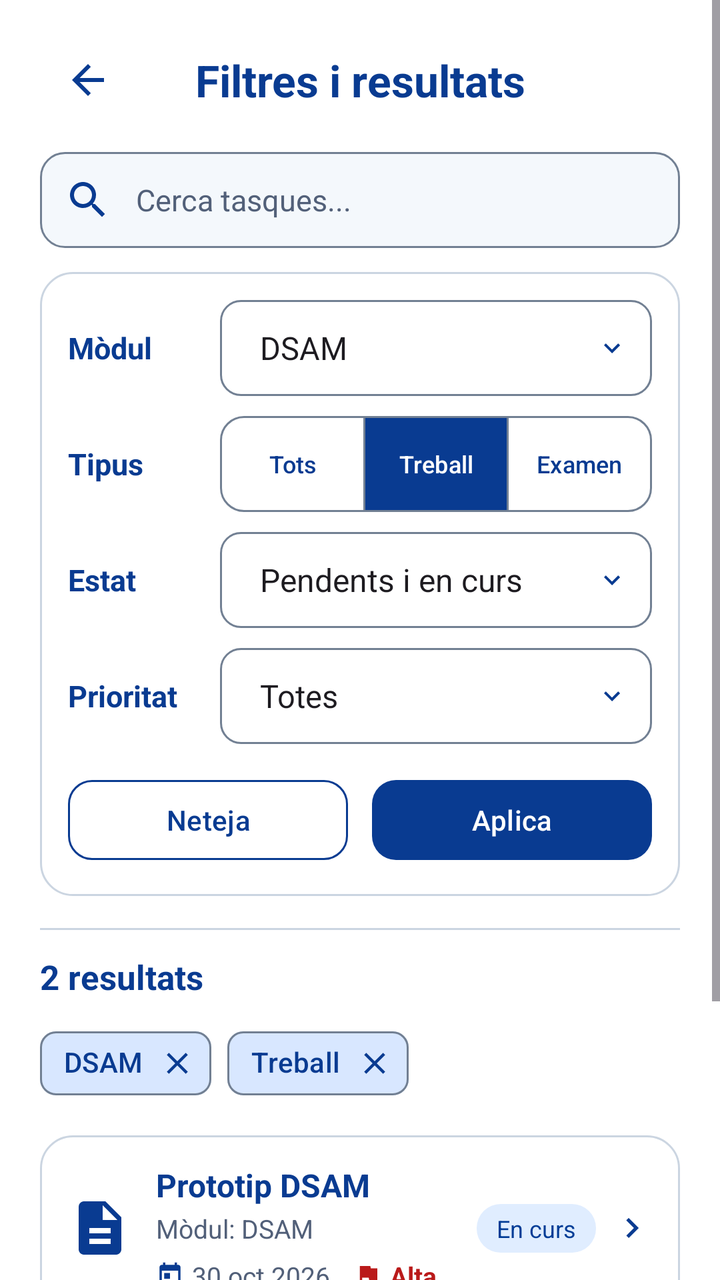
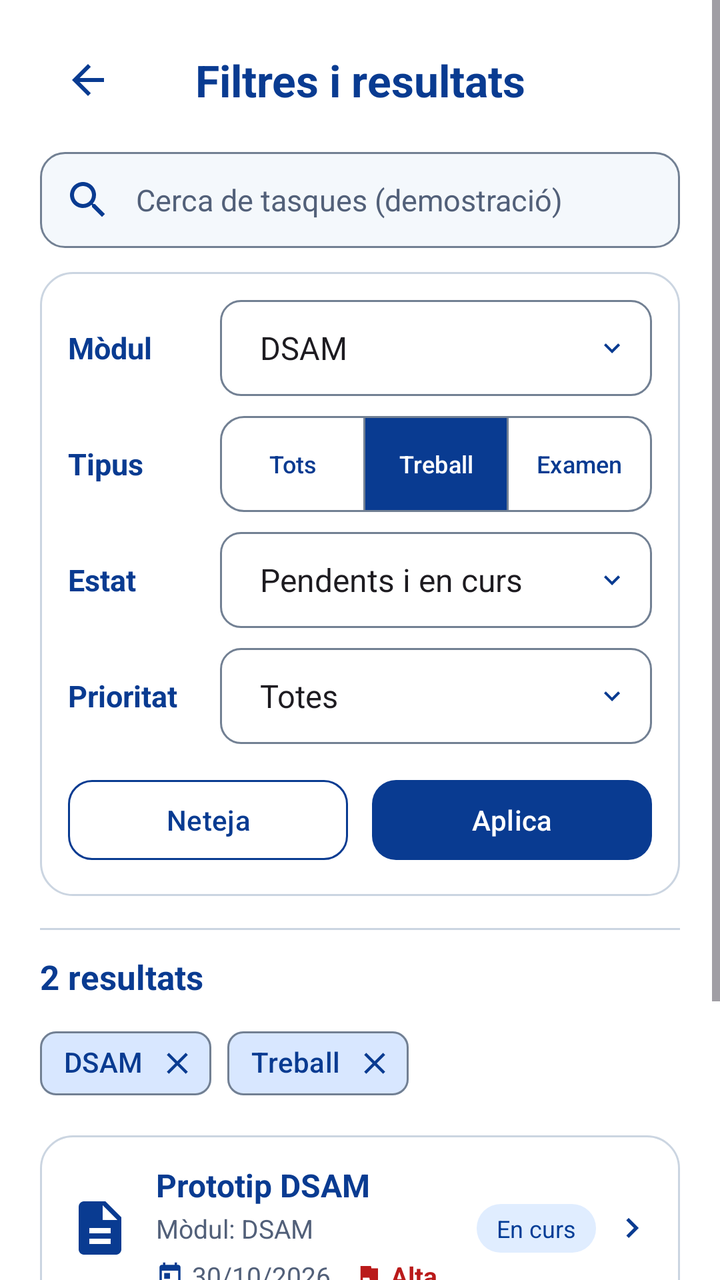

Before-and-after screenshots of an Android layout around one commit, followed by the original layout XML and the change that was made.
<!-- AndroidManifest.xml: activity theme Theme.Stutager.Surface -->
<!-- res/layout/activity_filters.xml -->
<ScrollView xmlns:android="http://schemas.android.com/apk/res/android"
    xmlns:app="http://schemas.android.com/apk/res-auto"
    android:layout_width="match_parent"
    android:layout_height="match_parent"
    android:fillViewport="true">

    <LinearLayout
        android:id="@+id/filtersContent"
        android:layout_width="match_parent"
        android:layout_height="wrap_content"
        android:orientation="vertical"
        android:paddingHorizontal="20dp"
        android:paddingTop="16dp"
        android:paddingBottom="20dp">

        <LinearLayout
            android:layout_width="match_parent"
            android:layout_height="wrap_content"
            android:gravity="center_vertical"
            android:orientation="horizontal">

            <androidx.appcompat.widget.AppCompatImageButton
                android:id="@+id/backFiltersButton"
                android:clickable="true"
                android:focusable="true"
                android:layout_width="48dp"
                android:layout_height="48dp"
                android:background="?attr/selectableItemBackgroundBorderless"
                android:contentDescription="@string/preferences_back"
                android:padding="12dp"
                app:srcCompat="@drawable/ic_arrow_back"
                app:tint="?attr/colorSecondary" />

            <TextView
                android:layout_width="0dp"
                android:layout_height="wrap_content"
                android:layout_weight="1"
                android:gravity="center"
                android:text="@string/filters_title"
                android:textColor="?attr/colorSecondary"
                android:textSize="22sp"
                android:textStyle="bold" />

            <Space
                android:layout_width="48dp"
                android:layout_height="1dp" />

        </LinearLayout>

        <androidx.appcompat.widget.AppCompatEditText
            android:id="@+id/filterSearchEditText"
            android:importantForAutofill="no"
            android:layout_width="match_parent"
            android:layout_height="wrap_content"
            android:layout_marginTop="12dp"
            android:layout_marginBottom="12dp"
            android:background="@drawable/bg_input_field"
            android:drawableStart="@drawable/ic_search"
            android:drawablePadding="12dp"
            android:drawableTint="?attr/colorSecondary"
            android:hint="@string/search_tasks_hint"
            android:imeOptions="actionSearch"
            android:inputType="text|textCapSentences"
            android:maxLines="1"
            android:minHeight="48dp"
            android:padding="12dp"
            android:textColor="?attr/colorOnSurface"
            android:textColorHint="?attr/colorOnSurfaceVariant"
            android:textSize="15sp" />

        <LinearLayout
            android:layout_width="match_parent"
            android:layout_height="wrap_content"
            android:background="@drawable/bg_card_rounded"
            android:orientation="vertical"
            android:padding="14dp">

            <LinearLayout
                android:layout_width="match_parent"
                android:layout_height="wrap_content"
                android:gravity="center_vertical"
                android:orientation="horizontal">

                <TextView
                    android:layout_width="76dp"
                    android:layout_height="wrap_content"
                    android:labelFor="@id/moduleFilterSpinner"
                    android:text="@string/module_label"
                    android:textColor="?attr/colorSecondary"
                    android:textSize="15sp"
                    android:textStyle="bold" />

                <Spinner
                    android:id="@+id/moduleFilterSpinner"
                    android:layout_width="0dp"
                    android:layout_height="wrap_content"
                    android:layout_weight="1"
                    android:background="@drawable/bg_spinner_outline"
                    android:entries="@array/filter_module_options"
                    android:minHeight="48dp"
                    android:minWidth="48dp"
                    android:paddingStart="12dp"
                    android:paddingEnd="36dp"
                    android:spinnerMode="dropdown" />

            </LinearLayout>

            <LinearLayout
                android:layout_width="match_parent"
                android:layout_height="wrap_content"
                android:layout_marginTop="10dp"
                android:gravity="center_vertical"
                android:orientation="horizontal">

                <TextView
                    android:layout_width="76dp"
                    android:layout_height="wrap_content"
                    android:text="@string/type_label"
                    android:textColor="?attr/colorSecondary"
                    android:textSize="15sp"
                    android:textStyle="bold" />

                <com.google.android.material.button.MaterialButtonToggleGroup
                    android:id="@+id/typeFilterToggleGroup"
                    android:layout_width="0dp"
                    android:layout_height="wrap_content"
                    android:layout_weight="1"
                    app:checkedButton="@id/typeFilterWorksButton"
                    app:selectionRequired="true"
                    app:singleSelection="true">

                    <com.google.android.material.button.MaterialButton
                        android:id="@+id/typeFilterAllButton"
                        style="?attr/materialButtonOutlinedStyle"
                        android:layout_width="0dp"
                        android:layout_height="wrap_content"
                        android:layout_weight="1"
                        android:insetTop="0dp"
                        android:insetBottom="0dp"
                        android:minWidth="48dp"
                        android:minHeight="48dp"
                        android:paddingStart="2dp"
                        android:paddingEnd="2dp"
                        android:text="@string/filter_tots"
                        android:textAllCaps="false"
                        android:textColor="@color/toggle_foreground"
                        android:textSize="12sp"
                        app:backgroundTint="@color/toggle_background"
                        app:cornerRadius="12dp"
                        app:strokeColor="?attr/colorOutline"
                        app:strokeWidth="1dp" />

                    <com.google.android.material.button.MaterialButton
                        android:id="@+id/typeFilterWorksButton"
                        style="?attr/materialButtonOutlinedStyle"
                        android:layout_width="0dp"
                        android:layout_height="wrap_content"
                        android:layout_weight="1"
                        android:insetTop="0dp"
                        android:insetBottom="0dp"
                        android:minWidth="48dp"
                        android:minHeight="48dp"
                        android:paddingStart="2dp"
                        android:paddingEnd="2dp"
                        android:text="@string/type_treball"
                        android:textAllCaps="false"
                        android:textColor="@color/toggle_foreground"
                        android:textSize="12sp"
                        app:backgroundTint="@color/toggle_background"
                        app:cornerRadius="12dp"
                        app:strokeColor="?attr/colorOutline"
                        app:strokeWidth="1dp" />

                    <com.google.android.material.button.MaterialButton
                        android:id="@+id/typeFilterExamsButton"
                        style="?attr/materialButtonOutlinedStyle"
                        android:layout_width="0dp"
                        android:layout_height="wrap_content"
                        android:layout_weight="1"
                        android:insetTop="0dp"
                        android:insetBottom="0dp"
                        android:minWidth="48dp"
                        android:minHeight="48dp"
                        android:paddingStart="2dp"
                        android:paddingEnd="2dp"
                        android:text="@string/type_examen"
                        android:textAllCaps="false"
                        android:textColor="@color/toggle_foreground"
                        android:textSize="12sp"
                        app:backgroundTint="@color/toggle_background"
                        app:cornerRadius="12dp"
                        app:strokeColor="?attr/colorOutline"
                        app:strokeWidth="1dp" />

                </com.google.android.material.button.MaterialButtonToggleGroup>

            </LinearLayout>

            <LinearLayout
                android:layout_width="match_parent"
                android:layout_height="wrap_content"
                android:layout_marginTop="10dp"
                android:gravity="center_vertical"
                android:orientation="horizontal">

                <TextView
                    android:layout_width="76dp"
                    android:layout_height="wrap_content"
                    android:labelFor="@id/statusFilterSpinner"
                    android:text="@string/filters_status_label"
                    android:textColor="?attr/colorSecondary"
                    android:textSize="15sp"
                    android:textStyle="bold" />

                <Spinner
                    android:id="@+id/statusFilterSpinner"
                    android:layout_width="0dp"
                    android:layout_height="wrap_content"
                    android:layout_weight="1"
                    android:background="@drawable/bg_spinner_outline"
                    android:entries="@array/filter_status_options"
                    android:minWidth="48dp"
                    android:minHeight="48dp"
                    android:paddingStart="12dp"
                    android:paddingEnd="36dp"
                    android:spinnerMode="dropdown" />

            </LinearLayout>

            <LinearLayout
                android:layout_width="match_parent"
                android:layout_height="wrap_content"
                android:layout_marginTop="10dp"
                android:gravity="center_vertical"
                android:orientation="horizontal">

                <TextView
                    android:layout_width="76dp"
                    android:layout_height="wrap_content"
                    android:labelFor="@id/priorityFilterSpinner"
                    android:text="@string/filters_priority_label"
                    android:textColor="?attr/colorSecondary"
                    android:textSize="15sp"
                    android:textStyle="bold" />

                <Spinner
                    android:id="@+id/priorityFilterSpinner"
                    android:layout_width="0dp"
                    android:layout_height="wrap_content"
                    android:layout_weight="1"
                    android:background="@drawable/bg_spinner_outline"
                    android:entries="@array/filter_priority_options"
                    android:minWidth="48dp"
                    android:minHeight="48dp"
                    android:paddingStart="12dp"
                    android:paddingEnd="36dp"
                    android:spinnerMode="dropdown" />

            </LinearLayout>

            <LinearLayout
                android:layout_width="match_parent"
                android:layout_height="wrap_content"
                android:layout_marginTop="14dp"
                android:orientation="horizontal">

                <com.google.android.material.button.MaterialButton
                    android:id="@+id/clearFiltersButton"
                    style="?attr/materialButtonOutlinedStyle"
                    android:layout_width="0dp"
                android:layout_height="wrap_content"
                    android:layout_marginEnd="12dp"
                    android:layout_weight="1"
                    android:minHeight="48dp"
                    android:text="@string/filters_clear"
                    android:textAllCaps="false"
                    android:textColor="?attr/colorSecondary"
                    app:backgroundTint="?attr/colorSurface"
                    app:cornerRadius="12dp"
                    app:strokeColor="?attr/colorSecondary"
                    app:strokeWidth="1dp" />

                <com.google.android.material.button.MaterialButton
                    android:id="@+id/applyFiltersButton"
                    android:layout_width="0dp"
                android:layout_height="wrap_content"
                    android:layout_weight="1"
                    android:minHeight="48dp"
                    android:text="@string/filters_apply"
                    android:textAllCaps="false"
                    android:textColor="?attr/colorOnSecondary"
                    app:backgroundTint="?attr/colorSecondary"
                    app:cornerRadius="12dp" />

            </LinearLayout>

        </LinearLayout>

        <View
            android:layout_width="match_parent"
            android:layout_height="1dp"
            android:layout_marginTop="16dp"
            android:layout_marginBottom="12dp"
            android:background="?attr/colorOutlineVariant" />

        <TextView
            android:id="@+id/tvFilterResultsCount"
            android:layout_width="match_parent"
            android:layout_height="wrap_content"
            android:text="@string/filters_results_count"
            android:textColor="?attr/colorSecondary"
            android:textSize="17sp"
            android:textStyle="bold" />

        <com.google.android.material.chip.ChipGroup
            android:layout_width="match_parent"
            android:layout_height="wrap_content"
            android:layout_marginTop="8dp"
            android:layout_marginBottom="12dp">

            <com.google.android.material.chip.Chip
                android:id="@+id/moduleFilterChip"
                style="@style/Widget.Material3.Chip.Input"
                android:layout_width="wrap_content"
                android:layout_height="wrap_content"
                android:text="@string/filters_module_dsam"
                android:textColor="?attr/colorSecondary"
                app:chipBackgroundColor="?attr/colorPrimaryContainer"
                app:closeIconTint="?attr/colorSecondary"
                app:closeIconVisible="true"
                app:ensureMinTouchTargetSize="true" />

            <com.google.android.material.chip.Chip
                android:id="@+id/typeFilterChip"
                style="@style/Widget.Material3.Chip.Input"
                android:layout_width="wrap_content"
                android:layout_height="wrap_content"
                android:text="@string/type_treball"
                android:textColor="?attr/colorSecondary"
                app:chipBackgroundColor="?attr/colorPrimaryContainer"
                app:closeIconTint="?attr/colorSecondary"
                app:closeIconVisible="true"
                app:ensureMinTouchTargetSize="true" />

        </com.google.android.material.chip.ChipGroup>

        <LinearLayout
            android:id="@+id/firstFilterResult"
            android:layout_width="match_parent"
            android:layout_height="wrap_content"
            android:background="@drawable/bg_card_rounded"
            android:gravity="center_vertical"
            android:orientation="horizontal"
            android:padding="14dp">

            <androidx.appcompat.widget.AppCompatImageView
                android:layout_width="32dp"
                android:layout_height="32dp"
                android:layout_marginEnd="12dp"
                android:importantForAccessibility="no"
                app:srcCompat="@drawable/ic_document_blue"
                app:tint="?attr/colorSecondary" />

            <LinearLayout
                android:layout_width="0dp"
                android:layout_height="wrap_content"
                android:layout_weight="1"
                android:orientation="vertical">

                <TextView
                    android:layout_width="match_parent"
                    android:layout_height="wrap_content"
                    android:text="@string/task_title_prototip"
                    android:textColor="?attr/colorSecondary"
                    android:textSize="16sp"
                    android:textStyle="bold" />

                <TextView
                    android:layout_width="match_parent"
                    android:layout_height="wrap_content"
                    android:layout_marginTop="2dp"
                    android:text="@string/module_dsam"
                    android:textColor="?attr/colorOnSurfaceVariant"
                    android:textSize="13sp" />

                <LinearLayout
                    android:layout_width="match_parent"
                    android:layout_height="wrap_content"
                    android:layout_marginTop="6dp"
                    android:gravity="center_vertical"
                    android:orientation="horizontal">

                    <androidx.appcompat.widget.AppCompatImageView
                        android:layout_width="14dp"
                        android:layout_height="14dp"
                        android:importantForAccessibility="no"
                        app:srcCompat="@drawable/ic_calendar"
                        app:tint="?attr/colorSecondary" />

                    <TextView
                        android:layout_width="wrap_content"
                        android:layout_height="wrap_content"
                        android:layout_marginStart="4dp"
                        android:layout_marginEnd="12dp"
                        android:text="@string/date_prototip_clean"
                        android:textColor="?attr/colorOnSurfaceVariant"
                        android:textSize="13sp" />

                    <androidx.appcompat.widget.AppCompatImageView
                        android:layout_width="14dp"
                        android:layout_height="14dp"
                        android:importantForAccessibility="no"
                        app:srcCompat="@drawable/ic_flag"
                        app:tint="?attr/colorError" />

                    <TextView
                        android:layout_width="wrap_content"
                        android:layout_height="wrap_content"
                        android:layout_marginStart="4dp"
                        android:text="@string/priority_alta_short"
                        android:textColor="?attr/colorError"
                        android:textSize="13sp"
                        android:textStyle="bold" />

                </LinearLayout>

            </LinearLayout>

            <LinearLayout
                android:layout_width="wrap_content"
                android:layout_height="wrap_content"
                android:gravity="center_vertical"
                android:orientation="horizontal">

                <TextView
                    android:layout_width="wrap_content"
                    android:layout_height="wrap_content"
                    android:background="@drawable/bg_badge_en_curs"
                    android:paddingStart="10dp"
                    android:paddingTop="4dp"
                    android:paddingEnd="10dp"
                    android:paddingBottom="4dp"
                    android:text="@string/status_in_progress"
                    android:textColor="?attr/colorOnSecondaryContainer"
                    android:textSize="12sp" />

                <androidx.appcompat.widget.AppCompatImageView
                    android:layout_width="20dp"
                    android:layout_height="20dp"
                    android:layout_marginStart="8dp"
                    android:importantForAccessibility="no"
                    app:srcCompat="@drawable/ic_chevron_right"
                    app:tint="?attr/colorSecondary" />

            </LinearLayout>

        </LinearLayout>

        <LinearLayout
            android:id="@+id/secondFilterResult"
            android:layout_width="match_parent"
            android:layout_height="wrap_content"
            android:layout_marginTop="10dp"
            android:background="@drawable/bg_card_rounded"
            android:gravity="center_vertical"
            android:orientation="horizontal"
            android:padding="14dp">

            <androidx.appcompat.widget.AppCompatImageView
                android:layout_width="32dp"
                android:layout_height="32dp"
                android:layout_marginEnd="12dp"
                android:importantForAccessibility="no"
                app:srcCompat="@drawable/ic_document_blue"
                app:tint="?attr/colorSecondary" />

            <LinearLayout
                android:layout_width="0dp"
                android:layout_height="wrap_content"
                android:layout_weight="1"
                android:orientation="vertical">

                <TextView
                    android:layout_width="match_parent"
                    android:layout_height="wrap_content"
                    android:text="@string/filters_second_title"
                    android:textColor="?attr/colorSecondary"
                    android:textSize="16sp"
                    android:textStyle="bold" />

                <TextView
                    android:layout_width="match_parent"
                    android:layout_height="wrap_content"
                    android:layout_marginTop="2dp"
                    android:text="@string/module_dsam"
                    android:textColor="?attr/colorOnSurfaceVariant"
                    android:textSize="13sp" />

                <LinearLayout
                    android:layout_width="match_parent"
                    android:layout_height="wrap_content"
                    android:layout_marginTop="6dp"
                    android:gravity="center_vertical"
                    android:orientation="horizontal">

                    <androidx.appcompat.widget.AppCompatImageView
                        android:layout_width="14dp"
                        android:layout_height="14dp"
                        android:importantForAccessibility="no"
                        app:srcCompat="@drawable/ic_calendar"
                        app:tint="?attr/colorSecondary" />

                    <TextView
                        android:layout_width="wrap_content"
                        android:layout_height="wrap_content"
                        android:layout_marginStart="4dp"
                        android:layout_marginEnd="12dp"
                        android:text="@string/date_second_clean"
                        android:textColor="?attr/colorOnSurfaceVariant"
                        android:textSize="13sp" />

                    <androidx.appcompat.widget.AppCompatImageView
                        android:layout_width="14dp"
                        android:layout_height="14dp"
                        android:importantForAccessibility="no"
                        app:srcCompat="@drawable/ic_flag"
                        app:tint="@color/icon_orange" />

                    <TextView
                        android:layout_width="wrap_content"
                        android:layout_height="wrap_content"
                        android:layout_marginStart="4dp"
                        android:text="@string/priority_mitjana_short"
                        android:textColor="@color/badge_yellow_text"
                        android:textSize="13sp"
                        android:textStyle="bold" />

                </LinearLayout>

            </LinearLayout>

            <LinearLayout
                android:layout_width="wrap_content"
                android:layout_height="wrap_content"
                android:gravity="center_vertical"
                android:orientation="horizontal">

                <TextView
                    android:layout_width="wrap_content"
                    android:layout_height="wrap_content"
                    android:background="@drawable/bg_badge_pendent"
                    android:paddingStart="10dp"
                    android:paddingTop="4dp"
                    android:paddingEnd="10dp"
                    android:paddingBottom="4dp"
                    android:text="@string/status_pending"
                    android:textColor="@color/badge_yellow_text"
                    android:textSize="12sp" />

                <androidx.appcompat.widget.AppCompatImageView
                    android:layout_width="20dp"
                    android:layout_height="20dp"
                    android:layout_marginStart="8dp"
                    android:importantForAccessibility="no"
                    app:srcCompat="@drawable/ic_chevron_right"
                    app:tint="?attr/colorSecondary" />

            </LinearLayout>

        </LinearLayout>

    </LinearLayout>

</ScrollView>
<!-- resources referenced by this layout -->
<resources>
  <string-array name="filter_priority_options">
          <item>Totes</item>
          <item>Alta</item>
          <item>Mitjana</item>
          <item>Baixa</item>
      </string-array>
  <string-array name="filter_status_options">
          <item>Pendents i en curs</item>
          <item>Tots els estats</item>
          <item>Pendent</item>
          <item>En curs</item>
          <item>Completada</item>
      </string-array>
  <color name="badge_yellow_text">#B45309</color>
  <color name="icon_orange">#D97706</color>
  <string name="date_prototip_clean">30 oct 2026</string>
  <string name="date_second_clean">8 nov 2026</string>
  <string name="filter_tots">Tots</string>
  <string name="filters_apply">Aplica</string>
  <string name="filters_clear">Neteja</string>
  <string name="filters_module_dsam">DSAM</string>
  <string name="filters_priority_label">Prioritat</string>
  <string name="filters_results_count">2 resultats</string>
  <string name="filters_second_title">Informe accessibilitat</string>
  <string name="filters_status_label">Estat</string>
  <string name="filters_title">Filtres i resultats</string>
  <string name="module_dsam">Mòdul: DSAM</string>
  <string name="module_label">Mòdul</string>
  <string name="preferences_back">Torna enrere</string>
  <string name="priority_alta_short">Alta</string>
  <string name="priority_mitjana_short">Mitjana</string>
  <string name="search_tasks_hint">Cerca tasques...</string>
  <string name="status_in_progress">En curs</string>
  <string name="status_pending">Pendent</string>
  <string name="task_title_prototip">Prototip DSAM</string>
  <string name="type_examen">Examen</string>
  <string name="type_label">Tipus</string>
  <string name="type_treball">Treball</string>
  <style name="Theme.Stutager.Surface" parent="Theme.Stutager">
          <item name="android:windowBackground">@color/color_surface_container_lowest</item>
      </style>
  <color name="badge_yellow_bg">#FFF3D6</color>
  <color name="color_surface_container_lowest">#FFFFFF</color>
  <color name="color_primary">#0064CF</color>
  <color name="color_on_primary">#FFFFFF</color>
  <color name="color_primary_container">#D8E7FF</color>
  <color name="color_on_primary_container">#002F65</color>
  <color name="color_secondary">#093B91</color>
  <color name="color_on_secondary">#FFFFFF</color>
  <color name="color_secondary_container">#E0EDFF</color>
  <color name="color_on_secondary_container">#003C96</color>
  <color name="color_tertiary">#0F766E</color>
  <color name="color_on_tertiary">#FFFFFF</color>
  <color name="color_tertiary_container">#CCFBF1</color>
  <color name="color_on_tertiary_container">#00504A</color>
  <color name="color_error">#BA1A1A</color>
  <color name="color_on_error">#FFFFFF</color>
  <color name="color_error_container">#FFDAD6</color>
  <color name="color_on_error_container">#410002</color>
  <color name="color_background">#F8F9FA</color>
  <color name="color_on_background">#0D1B2A</color>
  <color name="color_surface">#FFFFFF</color>
  <color name="color_on_surface">#0D1B2A</color>
  <color name="color_surface_variant">#E0E6EF</color>
  <color name="color_on_surface_variant">#526079</color>
  <color name="color_outline">#728093</color>
  <color name="color_outline_variant">#CBD5E1</color>
  <color name="color_surface_dim">#D8DADF</color>
  <color name="color_surface_bright">#FFFFFF</color>
  <color name="color_surface_container_low">#F4F8FC</color>
  <color name="color_surface_container">#EEF2F7</color>
  <color name="color_surface_container_high">#E8ECF1</color>
  <color name="color_surface_container_highest">#E1E6EB</color>
  <color name="color_inverse_surface">#29313B</color>
  <color name="color_inverse_on_surface">#F1F5FB</color>
  <color name="color_inverse_primary">#ABC7FF</color>
  <!-- unchanged entries left out for length: 14 -->
</resources>

<!-- the commit's change to res/layout/activity_filters.xml (unified diff, before → after) -->
@@ -402,7 +402,7 @@
                         android:layout_height="wrap_content"
                         android:layout_marginStart="4dp"
                         android:layout_marginEnd="12dp"
-                        android:text="@string/date_prototip_clean"
+                        android:text="@string/date_prototip"
                         android:textColor="?attr/colorOnSurfaceVariant"
                         android:textSize="13sp" />
 
@@ -515,7 +515,7 @@
                         android:layout_height="wrap_content"
                         android:layout_marginStart="4dp"
                         android:layout_marginEnd="12dp"
-                        android:text="@string/date_second_clean"
+                        android:text="@string/date_accessibility"
                         android:textColor="?attr/colorOnSurfaceVariant"
                         android:textSize="13sp" />
 
<!-- resource entries referenced after the edit -->
@@ -15,8 +15,8 @@
       </string-array>
   <color name="badge_yellow_text">#B45309</color>
   <color name="icon_orange">#D97706</color>
-  <string name="date_prototip_clean">30 oct 2026</string>
-  <string name="date_second_clean">8 nov 2026</string>
+  <string name="date_accessibility" translatable="false">08/11/2026</string>
+  <string name="date_prototip" translatable="false">30/10/2026</string>
   <string name="filter_tots">Tots</string>
   <string name="filters_apply">Aplica</string>
   <string name="filters_clear">Neteja</string>
@@ -31,7 +31,7 @@
   <string name="preferences_back">Torna enrere</string>
   <string name="priority_alta_short">Alta</string>
   <string name="priority_mitjana_short">Mitjana</string>
-  <string name="search_tasks_hint">Cerca tasques...</string>
+  <string name="search_tasks_hint">Cerca de tasques (demostració)</string>
   <string name="status_in_progress">En curs</string>
   <string name="status_pending">Pendent</string>
   <string name="task_title_prototip">Prototip DSAM</string>
